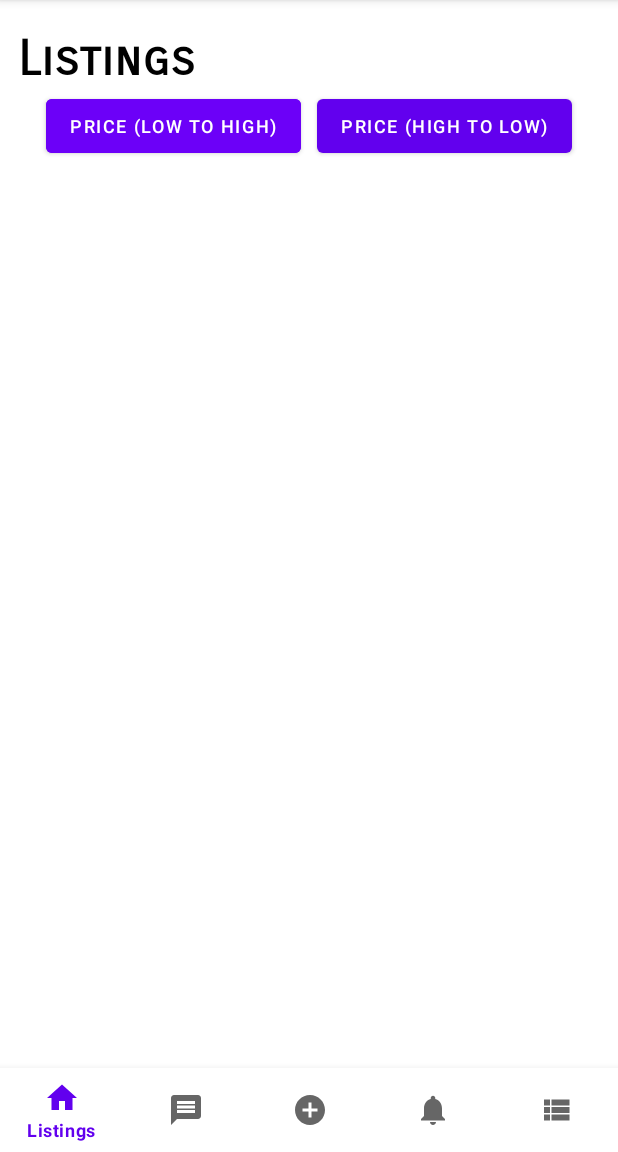
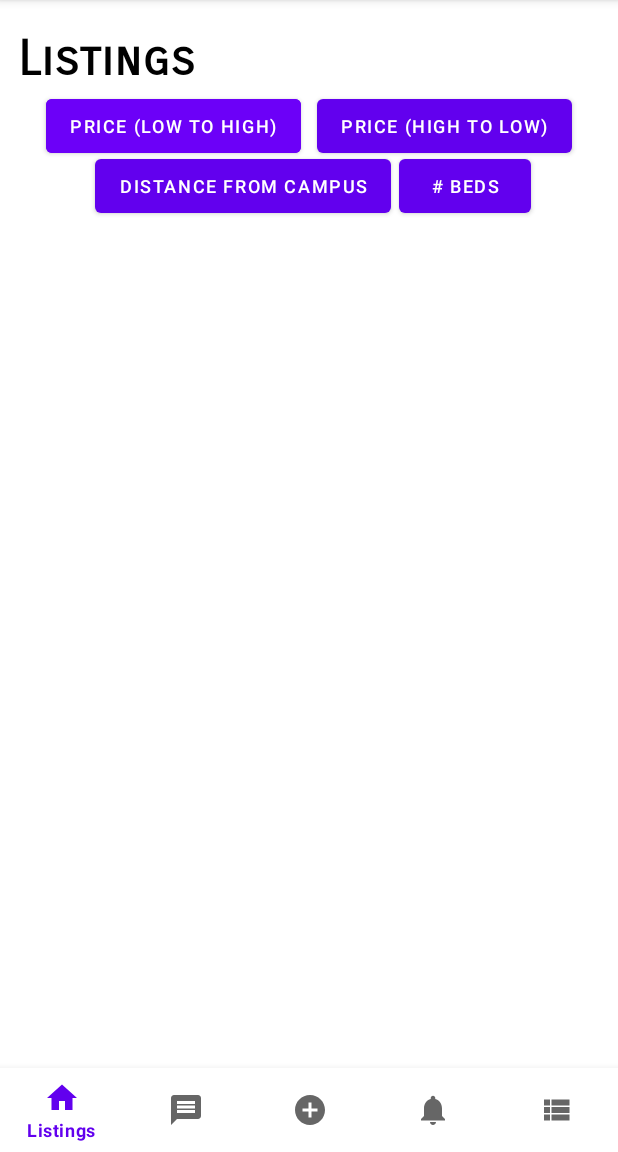
Before and after one commit to choaly/Homeshare, an Android app: the ListingsFragment screen opened directly, with no data from a screen before it, on a phone screen of 412 x 824 dp, the part 84-1236 px from its top. Run offline under Robolectric (Android 15) with nearby library versions, the phone set to English and light mode, and no system bars; our stand-ins replace Firebase (no records; nobody signed in at launch, a user with empty details on screens opened directly).

Commit message:
add more sort buttons to create listings page

```diff
--- a/app/src/main/java/SortByNumBeds.java
+++ /dev/null
@@ -1,2 +0,0 @@
-package PACKAGE_NAME;public class SortByNumBeds {
-}
--- a/app/src/main/java/com/example/homeshare/ListingsFragment.java
+++ b/app/src/main/java/com/example/homeshare/ListingsFragment.java
@@ -47,6 +47,8 @@ public class ListingsFragment extends Fragment implements ListingAdapter.OnListi
 
     Button priceAscendingBtn;
     Button priceDescendingBtn;
+    Button distanceBtn;
+    Button numBedsBtn;
 
     public ListingsFragment() {
         // Required empty public constructor
@@ -126,7 +128,6 @@ public class ListingsFragment extends Fragment implements ListingAdapter.OnListi
             @Override
             public void onClick(View view) {
                 Collections.sort(list, new SortByPrice());
-//                priceAscendingBtn.setBackgroundTintList(getResources().getColorStateList(R.color.filter_button_background));
                 listingAdapter.notifyDataSetChanged();
             }
         });
@@ -137,6 +138,25 @@ public class ListingsFragment extends Fragment implements ListingAdapter.OnListi
             public void onClick(View view) {
                 Collections.sort( list,
                         Collections.reverseOrder( new SortByPrice() ) );
+                listingAdapter.notifyDataSetChanged();
+            }
+        });
+
+        distanceBtn = view.findViewById(R.id.sortByDistance);
+        distanceBtn.setOnClickListener(new View.OnClickListener() {
+            @Override
+            public void onClick(View view) {
+                Collections.sort(list, new SortByDistance());
+                listingAdapter.notifyDataSetChanged();
+            }
+        });
+
+        numBedsBtn = view.findViewById(R.id.sortByNumBeds);
+        numBedsBtn.setOnClickListener(new View.OnClickListener() {
+            @Override
+            public void onClick(View view) {
+                Collections.sort( list,
+                        Collections.reverseOrder( new SortByNumBeds() ) );
                 listingAdapter.notifyDataSetChanged();
             }
         });
--- a/app/src/main/java/com/example/homeshare/SortByDistance.java
+++ b/app/src/main/java/com/example/homeshare/SortByDistance.java
@@ -1,2 +1,11 @@
-package com.example.homeshare;public class SortByDistance {
+package com.example.homeshare;
+
+import java.util.Comparator;
+
+public class SortByDistance implements Comparator<Listing> {
+    // Sorting in ascending order of distance (shortest to longest distance)
+    public int compare(Listing a, Listing b)
+    {
+        return Double.compare(a.getDistToCampus(), b.getDistToCampus());
+    }
 }
--- a/app/src/main/java/com/example/homeshare/SortByNumBeds.java
+++ b/app/src/main/java/com/example/homeshare/SortByNumBeds.java
@@ -1,4 +1,4 @@
-import com.example.homeshare.Listing;
+package com.example.homeshare;
 
 import java.util.Comparator;
 
--- a/app/src/main/res/layout/fragment_listings.xml
+++ b/app/src/main/res/layout/fragment_listings.xml
@@ -48,11 +48,38 @@
 
     </LinearLayout>
 
+    <LinearLayout
+        android:id="@+id/filterBar2"
+        android:orientation="horizontal"
+        android:layout_width="match_parent"
+        android:layout_height="wrap_content"
+        android:layout_marginTop="100dp"
+        android:gravity="center_horizontal">
+
+        <Button
+            android:id="@+id/sortByDistance"
+            android:layout_width="wrap_content"
+            android:layout_height="wrap_content"
+            android:text="Distance from campus"
+            android:textSize="12dp"
+            android:layout_marginLeft="5dp"/>
+
+        <Button
+            android:id="@+id/sortByNumBeds"
+            android:layout_width="wrap_content"
+            android:layout_height="wrap_content"
+            android:text="# Beds"
+            android:textSize="12dp"
+            android:layout_marginLeft="5dp"/>
+
+    </LinearLayout>
+
+
     <androidx.recyclerview.widget.RecyclerView
         android:id="@+id/listingList"
         android:layout_width="match_parent"
         android:layout_height="wrap_content"
-        android:layout_marginTop="110dp"
+        android:layout_marginTop="150dp"
         android:scrollbars="vertical"
         app:layout_constraintEnd_toEndOf="parent"
         app:layout_constraintStart_toStartOf="parent"
```
Also changed, not shown: 1 other file.
